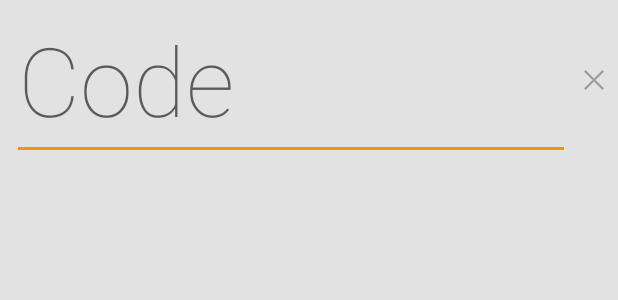
After one commit to BoD/DoorCodeNotifier, an Android app: the layout addressinfo_edit_code.xml on its own in the app's theme, with its tools: preview values and no code run, on a phone screen of 412 x 824 dp. The commit adds this screen. Shown: the top 300 px of the screen. Run offline under Robolectric (Android 15) with nearby library versions, the phone set to English and light mode, and no system bars.

Commit message:
AddressInfo edit activity.

```diff
--- a/mobile/src/main/java/org/jraf/android/digibod/handheld/app/addressinfo/list/AddressInfoAdapter.java
+++ b/mobile/src/main/java/org/jraf/android/digibod/handheld/app/addressinfo/list/AddressInfoAdapter.java
@@ -94,7 +94,7 @@ public class AddressInfoAdapter extends RecyclerView.Adapter<AddressInfoAdapter.
             if (addressInfo.codeList.size() == 1) {
                 txtTitle.setVisibility(View.GONE);
             } else {
-                txtTitle.setText(mContext.getString(R.string.addressinfo_list_code, i));
+                txtTitle.setText(mContext.getString(R.string.addressInfo_list_code, i));
             }
 
             TextView txtValue = (TextView) codeView.findViewById(R.id.txtValue);
--- a/mobile/src/main/java/org/jraf/android/digibod/handheld/app/addressinfo/list/AddressInfoListActivity.java
+++ b/mobile/src/main/java/org/jraf/android/digibod/handheld/app/addressinfo/list/AddressInfoListActivity.java
@@ -202,7 +202,7 @@ public class AddressInfoListActivity extends ActionBarActivity implements AlertD
         // Ask the user which address they want to edit
         dialogFragment.setItems(items);
         payload.putParcelableArrayList("uris", uris);
-        dialogFragment.setTitle(R.string.addressinfo_list_chooseAddress);
+        dialogFragment.setTitle(R.string.addressInfo_list_chooseAddress);
         dialogFragment.setPayload(payload);
         dialogFragment.show(getSupportFragmentManager());
     }
--- /dev/null
+++ b/mobile/src/main/res/layout/addressinfo_edit_code.xml
@@ -0,0 +1,26 @@
+<?xml version="1.0" encoding="utf-8"?>
+<LinearLayout xmlns:android="http://schemas.android.com/apk/res/android"
+    android:layout_width="match_parent"
+    android:layout_height="wrap_content"
+    android:orientation="horizontal"
+    android:paddingLeft="8dp"
+>
+
+    <EditText
+        android:id="@+id/edtValue"
+        android:layout_width="0px"
+        android:layout_height="wrap_content"
+        android:layout_weight="1"
+        android:fontFamily="sans-serif-thin"
+        android:hint="@string/addressInfo_edit_code_hint"
+        android:inputType="textCapCharacters"
+        android:textSize="64sp" />
+
+    <ImageView
+        android:layout_width="wrap_content"
+        android:layout_height="wrap_content"
+        android:layout_gravity="center_vertical"
+        android:background="?android:attr/selectableItemBackground"
+        android:padding="8dp"
+        android:src="@drawable/ic_menu_remove_field_holo_light" />
+</LinearLayout>
--- a/mobile/src/main/res/layout/addressinfo_list.xml
+++ b/mobile/src/main/res/layout/addressinfo_list.xml
@@ -22,7 +22,7 @@
         android:layout_marginEnd="@dimen/activity_horizontal_margin"
         android:layout_marginRight="@dimen/activity_horizontal_margin"
         android:background="@drawable/fab"
-        android:contentDescription="@string/addressinfo_list_add"
+        android:contentDescription="@string/addressInfo_list_add"
         android:elevation="2dp"
         android:src="@drawable/ic_action_add"
         tools:ignore="UnusedAttribute" />
--- a/mobile/src/main/res/layout/addressinfo_list_item.xml
+++ b/mobile/src/main/res/layout/addressinfo_list_item.xml
@@ -58,7 +58,7 @@
 
         <LinearLayout
             android:id="@+id/conFields"
-            android:layout_width="wrap_content"
+            android:layout_width="match_parent"
             android:layout_height="wrap_content"
             android:layout_below="@+id/txtFormattedAddress"
             android:layout_marginTop="12dp"
--- a/mobile/src/main/res/layout/addressinfo_list_item_code.xml
+++ b/mobile/src/main/res/layout/addressinfo_list_item_code.xml
@@ -1,7 +1,6 @@
 <?xml version="1.0" encoding="utf-8"?>
 <LinearLayout xmlns:android="http://schemas.android.com/apk/res/android"
     xmlns:tools="http://schemas.android.com/tools"
-    xmlns:app="http://schemas.android.com/apk/res-auto"
     android:layout_width="wrap_content"
     android:layout_height="wrap_content"
     android:orientation="vertical">
```
Also changed, not shown: mobile/src/main/java/org/jraf/android/digibod/handheld/app/addressinfo/edit/AddressInfoEditActivity.java (+20 -23 lines), mobile/src/main/res/layout/addressinfo_edit_otherinfo.xml (added, +28 -0 lines), mobile/src/main/res/values/strings.xml (+7 -5 lines), mobile/src/main/res/drawable-hdpi/ic_menu_remove_field_holo_light.png (added), mobile/src/main/res/drawable-mdpi/ic_menu_remove_field_holo_light.png (added), mobile/src/main/res/drawable-xhdpi/ic_menu_remove_field_holo_light.png (added), mobile/src/main/res/drawable-xxhdpi/ic_menu_remove_field_holo_light.png (added), mobile/src/main/res/layout/addressinfo_edit_actionbar.xml (renamed from mobile/src/main/res/layout/editor_custom_action_bar.xml).
